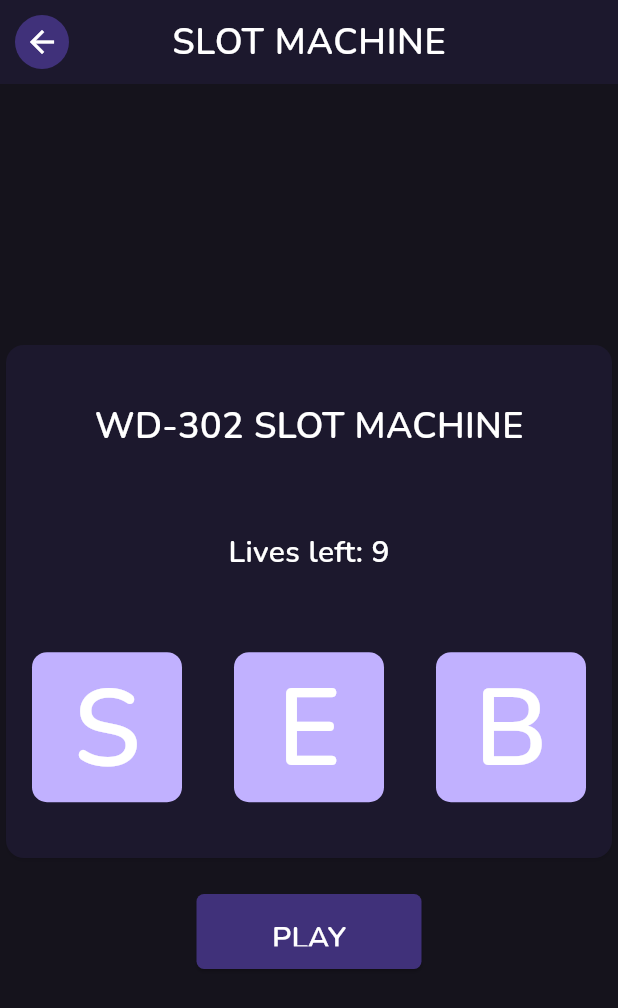
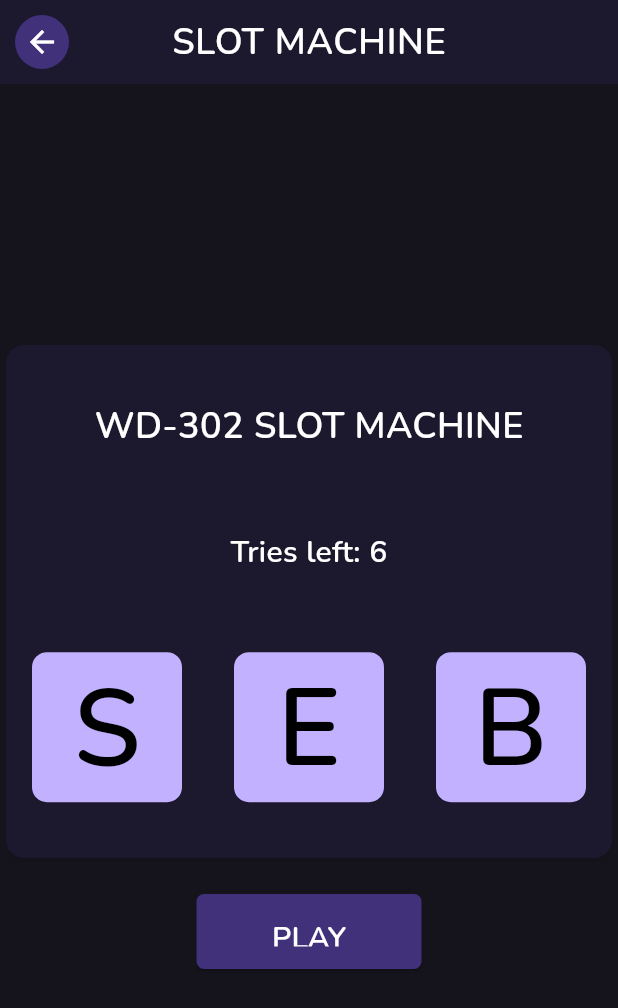
Before and after one commit to jimvdz/fortuneblitz, a Flutter app: the SlotMachine screen opened directly, after a tap on "PLAY", on a phone screen of 412 x 824 dp. Shown: the top 1008 px of the screen. Run offline on Flutter 3.47's test engine with Material 3 defaults, Android fonts, the phone set to English and light mode, and no system bars; our stand-ins replace flutter_svg, get.

Commit message:
added new features to slot machine and color game

```diff
--- a/lib/screens/colorgame/colorgame.dart
+++ b/lib/screens/colorgame/colorgame.dart
@@ -60,6 +60,7 @@ class _ColorGameState extends State<ColorGame> {
       roundPoints = 0;
       aiChoices.clear();
       lives = 5;
+      playerChoice = null;
     });
   }
 
@@ -283,6 +284,13 @@ class _ColorGameState extends State<ColorGame> {
                 ],
               ),
             ),
+            Text(
+              playerChoice == null
+                  ? ""
+                  : !aiChoices.contains(playerChoice)
+                  ? "No matches this time. Try again!"
+                  : "You won $roundPoints points!",
+            ),
           ],
         ),
       ),
--- a/lib/screens/slotmachine/slotmachine.dart
+++ b/lib/screens/slotmachine/slotmachine.dart
@@ -12,7 +12,7 @@ class SlotMachine extends StatefulWidget {
 }
 
 class _SlotMachineState extends State<SlotMachine> {
-  int lives = 10;
+  int tries = 7;
   int totalPoints = 0;
   final random = Random();
   List<String> slots = ['?', '?', '?'];
@@ -29,7 +29,7 @@ class _SlotMachineState extends State<SlotMachine> {
   void spin() {
     setState(() {
       // Generate new slot values
-      if (lives > 0) {
+      if (tries > 0) {
         slots = List.generate(3, (index) {
           int row = random.nextInt(items.length);
           return items[row][index];
@@ -38,17 +38,21 @@ class _SlotMachineState extends State<SlotMachine> {
         // Calculate points and update total
         int points = calculatePoints(slots);
         totalPoints += points;
-        lives--;
-        livesChecker();
+        tries--;
+        triesChecker();
       }
     });
   }
 
-  void livesChecker() {
-    //life checker
-    if (lives == 0) {
+  void triesChecker() {
+    String combinations = slots.join();
+    if (combinations == "HAU" ||
+        combinations == "SOC" ||
+        combinations == "WEB" ||
+        tries == 0) {
       showGameOverDialog();
     }
+    //life checker
   }
 
   int calculatePoints(List<String> slots) {
@@ -67,7 +71,7 @@ class _SlotMachineState extends State<SlotMachine> {
     setState(() {
       totalPoints = 0; //resets total points
       slots = ["?", "?", "?"]; //resets the slots into their initial state
-      lives = 10;
+      tries = 7; //resets the tries to 5
     });
   }
 
@@ -175,6 +179,7 @@ class _SlotMachineState extends State<SlotMachine> {
         symbol,
         style: theme.textTheme.displayLarge?.copyWith(
           fontWeight: FontWeight.bold,
+          color: Colors.black,
         ),
       ),
     );
@@ -201,7 +206,7 @@ class _SlotMachineState extends State<SlotMachine> {
                 ),
               ),
               Text(
-                "Lives left: $lives",
+                "Tries left: $tries",
                 style: theme.textTheme.bodyMedium?.copyWith(
                   fontWeight: FontWeight.bold,
                 ),
```
